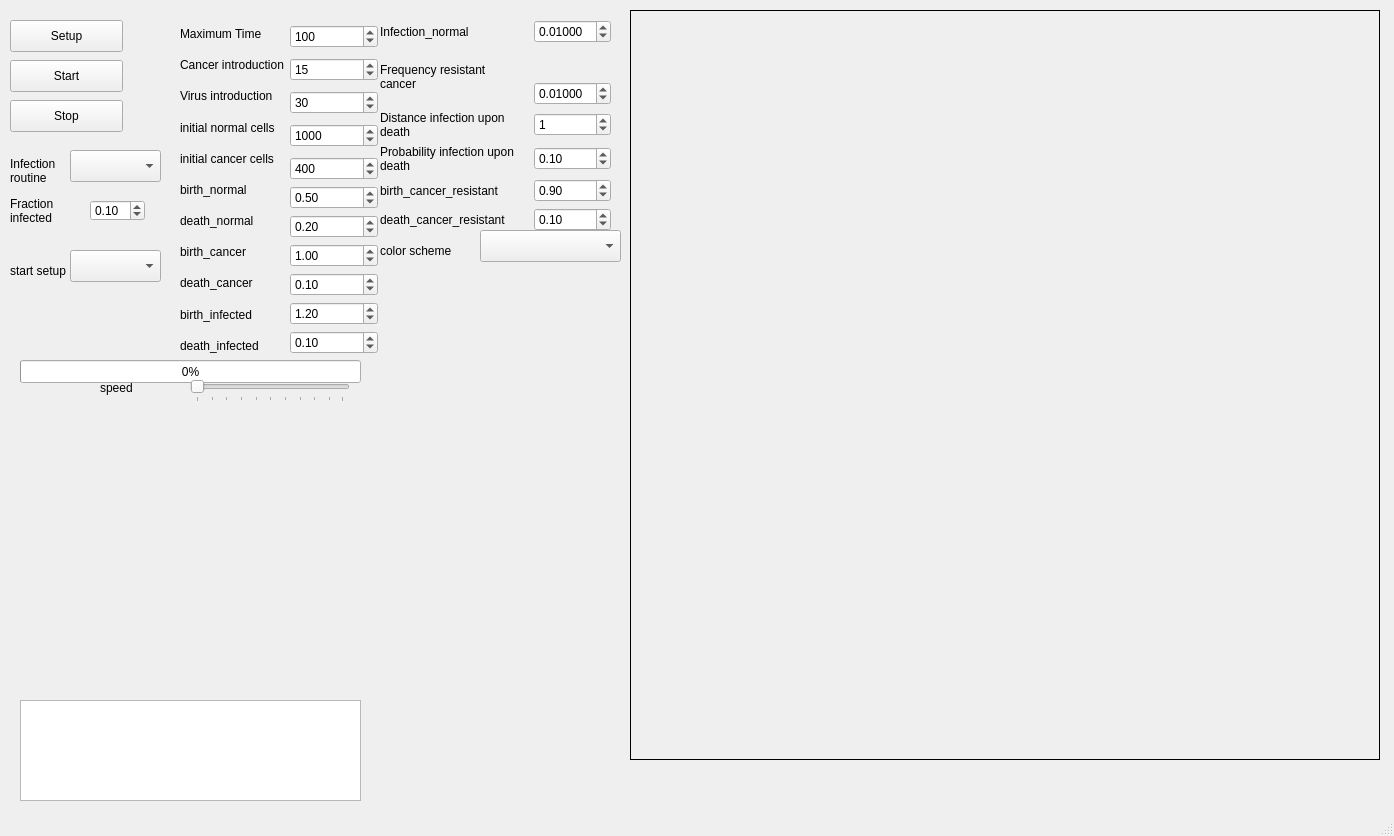
The window that mainwindow.ui (thijsjanzen/onco_viral_sim) describes before a commit, drawn with Qt 5.
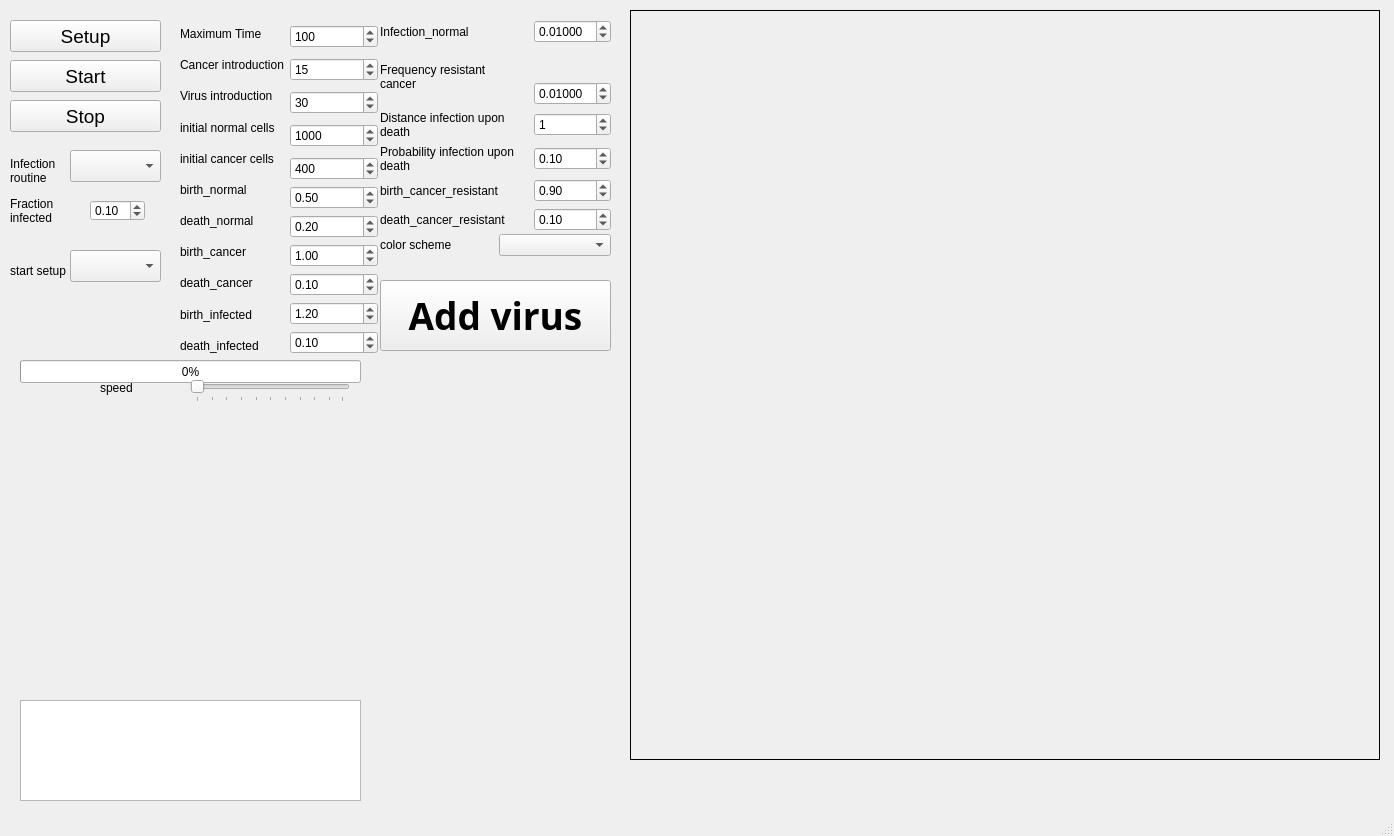
The same window after the commit. Custom widgets are drawn as their Qt base class.

Commit message: add button 'add virus'

Diff of the .ui file:
```diff
--- a/mainwindow.ui
+++ b/mainwindow.ui
@@ -43,10 +43,15 @@
      <rect>
       <x>10</x>
       <y>60</y>
-      <width>113</width>
+      <width>151</width>
       <height>32</height>
      </rect>
     </property>
+    <property name="font">
+     <font>
+      <pointsize>14</pointsize>
+     </font>
+    </property>
     <property name="text">
      <string>Start</string>
     </property>
@@ -104,10 +109,15 @@
      <rect>
       <x>10</x>
       <y>100</y>
-      <width>113</width>
+      <width>151</width>
       <height>32</height>
      </rect>
     </property>
+    <property name="font">
+     <font>
+      <pointsize>14</pointsize>
+     </font>
+    </property>
     <property name="text">
      <string>Stop</string>
     </property>
@@ -637,45 +647,71 @@
      </item>
     </layout>
    </widget>
-   <widget class="QComboBox" name="drpdwnbox_display">
-    <property name="geometry">
-     <rect>
-      <x>480</x>
-      <y>230</y>
-      <width>141</width>
-      <height>32</height>
-     </rect>
-    </property>
-    <property name="currentText">
-     <string notr="true"/>
-    </property>
-   </widget>
-   <widget class="QLabel" name="label_22">
-    <property name="geometry">
-     <rect>
-      <x>380</x>
-      <y>240</y>
-      <width>140</width>
-      <height>21</height>
-     </rect>
-    </property>
-    <property name="text">
-     <string>color scheme</string>
-    </property>
-   </widget>
    <widget class="QPushButton" name="btn_setup">
     <property name="geometry">
      <rect>
       <x>10</x>
       <y>20</y>
-      <width>113</width>
+      <width>151</width>
       <height>32</height>
      </rect>
     </property>
+    <property name="font">
+     <font>
+      <pointsize>14</pointsize>
+     </font>
+    </property>
     <property name="text">
      <string>Setup</string>
     </property>
    </widget>
+   <widget class="QPushButton" name="btn_add_virus">
+    <property name="geometry">
+     <rect>
+      <x>380</x>
+      <y>280</y>
+      <width>231</width>
+      <height>71</height>
+     </rect>
+    </property>
+    <property name="font">
+     <font>
+      <family>Cooper Black</family>
+      <pointsize>28</pointsize>
+      <weight>75</weight>
+      <bold>true</bold>
+     </font>
+    </property>
+    <property name="text">
+     <string>Add virus</string>
+    </property>
+   </widget>
+   <widget class="QWidget" name="">
+    <property name="geometry">
+     <rect>
+      <x>380</x>
+      <y>230</y>
+      <width>231</width>
+      <height>31</height>
+     </rect>
+    </property>
+    <layout class="QGridLayout" name="gridLayout_3">
+     <item row="0" column="0">
+      <widget class="QLabel" name="label_22">
+       <property name="text">
+        <string>color scheme</string>
+       </property>
+      </widget>
+     </item>
+     <item row="0" column="1">
+      <widget class="QComboBox" name="drpdwnbox_display">
+       <property name="currentText">
+        <string notr="true"/>
+       </property>
+      </widget>
+     </item>
+    </layout>
+   </widget>
    <zorder>layoutWidget</zorder>
    <zorder>layoutWidget</zorder>
    <zorder>q_label</zorder>
```
Left out of the diff: 6 changed lines with no effect on the pictures. The commit also changes 4 other files.
